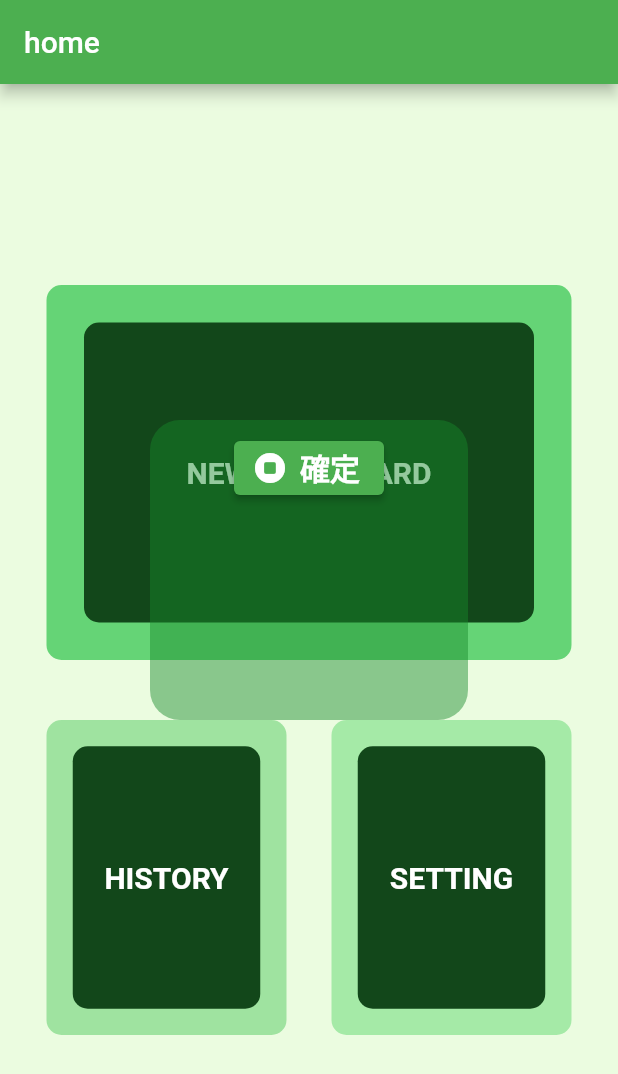
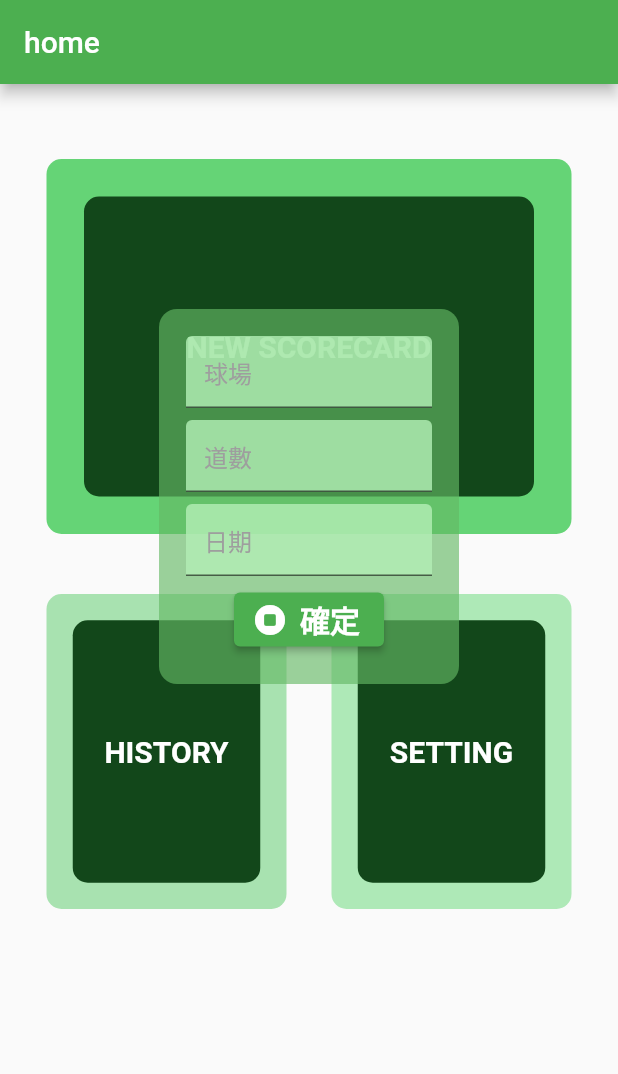
Before and after one commit to liuh2so4/golf, a Flutter app: the screen it shows after launch, after a tap on "NEW SCORECARD", on a phone screen of 412 x 824 dp. Shown: the top 1074 px of the screen. Run offline on Flutter 3.47's test engine with Material 2 defaults, Android fonts, the light colour scheme and no system bars.

Commit message:
textfield done, input and func left

```diff
--- a/golf_scorecard/lib/home/home.dart
+++ b/golf_scorecard/lib/home/home.dart
@@ -1,4 +1,5 @@
 import 'package:flutter/material.dart';
+import 'package:flutter/services.dart';
 import 'package:golf_scorecard/history/history.dart';
 import 'package:golf_scorecard/scorecard/scorecard.dart';
 import 'package:golf_scorecard/setting/setting.dart';
@@ -12,7 +13,10 @@ class HomePage extends StatefulWidget {
 }
 
 class _HomePage extends State<HomePage> {
-  OverlayEntry? entry;
+  bool _visible = false;
+  String _course = '';
+  int _holes = 0;
+  String _date = '';
 
   @override
   Widget build(BuildContext context) {
@@ -20,13 +24,20 @@ class _HomePage extends State<HomePage> {
         appBar: AppBar(
           title: Text(widget.title),
         ),
-      body: Container(
-        color: Color.fromARGB(197, 230, 252, 216),
+        body: SingleChildScrollView(
+            child: Stack(alignment: Alignment.center, children: <Widget>[
+          InkWell(
+              splashColor: Colors.white,
+              focusColor: Colors.white,
+              highlightColor: Colors.white,
+              hoverColor: Colors.white,
+              canRequestFocus: false,
+              enableFeedback: false,
               child: Column(
                 mainAxisAlignment: MainAxisAlignment.center,
                 children: <Widget>[
                   SizedBox(
-              height: 30,
+                    height: 50,
                   ),
                   InkWell(
                       child: Container(
@@ -64,12 +75,23 @@ class _HomePage extends State<HomePage> {
                                 bottomLeft: Radius.circular(10),
                                 bottomRight: Radius.circular(10))),
                       ),
-              onTap: showOverlay,
-            ),
+                      onTap: () {
+                        if (_visible == true) {
+                          setState(() {
+                            _visible = false;
+                          });
+                        } else {
+                          setState(() {
+                            _visible = true;
+                          });
+                        }
+                      }),
                   SizedBox(
                     height: 40,
                   ),
-            Row(mainAxisAlignment: MainAxisAlignment.center, children: <Widget>[
+                  Row(
+                      mainAxisAlignment: MainAxisAlignment.center,
+                      children: <Widget>[
                         InkWell(
                           child: Container(
                             child: Stack(
@@ -107,6 +129,11 @@ class _HomePage extends State<HomePage> {
                                     bottomRight: Radius.circular(10))),
                           ),
                           onTap: () {
+                            if (_visible == true) {
+                              setState(() {
+                                _visible = false;
+                              });
+                            } else {
                               Navigator.push(
                                   context,
                                   MaterialPageRoute(
@@ -114,6 +141,7 @@ class _HomePage extends State<HomePage> {
                                       title: 'history',
                                     ),
                                   ));
+                            }
                           },
                         ),
                         SizedBox(
@@ -156,39 +184,76 @@ class _HomePage extends State<HomePage> {
                                     bottomRight: Radius.circular(10))),
                           ),
                           onTap: () {
+                            if (_visible == true) {
+                              setState(() {
+                                _visible = false;
+                              });
+                            } else {
                               Navigator.push(
                                   context,
                                   MaterialPageRoute(
                                       builder: (context) => SettingPage(
                                             title: 'setting',
                                           )));
+                            }
                           },
                         ),
                       ]),
-            SizedBox(
-              height: 30,
-            )
                 ],
               ),
+              onTap: () {
+                if (_visible == true) {
+                  setState(() {
+                    _visible = false;
+                  });
+                }
+              }),
+          Visibility(
+              visible: _visible,
+              child: Container(
+                padding: EdgeInsets.all(18),
+                decoration: BoxDecoration(
+                    borderRadius: BorderRadius.circular(12),
+                    color: Color.fromARGB(164, 100, 184, 100)),
+                height: 250,
+                width: 200,
+                child: Column(children: [
+                  TextField(
+                    decoration: InputDecoration(
+                        filled: true,
+                        fillColor: Color.fromARGB(208, 178, 238, 181),
+                        hintText: '球場',
+                        hintStyle: TextStyle(
+                          color: Colors.grey,
+                        )),
                   ),
-    );
-  }
-
-  void showOverlay() {
-    entry = OverlayEntry(
-        builder: (context) => Positioned(
-            top: 280,
-            right: 100,
-            left: 100,
-            child: Container(
-                padding: EdgeInsets.only(top: 8, bottom: 8),
-                height: 200,
-                width: 200,
-                decoration: BoxDecoration(
-                    color: Color.fromARGB(117, 22, 137, 41),
-                    borderRadius: BorderRadius.circular(20)),
-                child: Column(children: [
-                  //對話框*3
+                  SizedBox(
+                    height: 8,
+                  ),
+                  TextField(
+                    decoration: InputDecoration(
+                        filled: true,
+                        fillColor: Color.fromARGB(208, 178, 238, 181),
+                        hintText: '道數',
+                        hintStyle: TextStyle(
+                          color: Colors.grey,
+                        )),
+                  ),
+                  SizedBox(
+                    height: 8,
+                  ),
+                  TextField(
+                    decoration: InputDecoration(
+                        filled: true,
+                        fillColor: Color.fromARGB(208, 178, 238, 181),
+                        hintText: '日期',
+                        hintStyle: TextStyle(
+                          color: Colors.grey,
+                        )),
+                  ),
+                  SizedBox(
+                    height: 5,
+                  ),
                   ElevatedButton.icon(
                     icon: Icon(Icons.stop_circle_rounded),
                     onPressed: () {
@@ -201,8 +266,9 @@ class _HomePage extends State<HomePage> {
                                 holes: 18,
                                 date: '2015/3/24'),
                           ));
-                      entry?.remove();
-                      entry = null;
+                      setState(() {
+                        _visible = false;
+                      });
                     },
                     label: Text(
                       '確定',
@@ -212,9 +278,8 @@ class _HomePage extends State<HomePage> {
                           fontSize: 20),
                     ),
                   ),
-                ]))));
-
-    final overlay = Overlay.of(this.context)!;
-    overlay.insert(entry!);
+                ]),
+              ))
+        ])));
   }
 }
```
Lines whose indentation alone changed are shown as unchanged.
